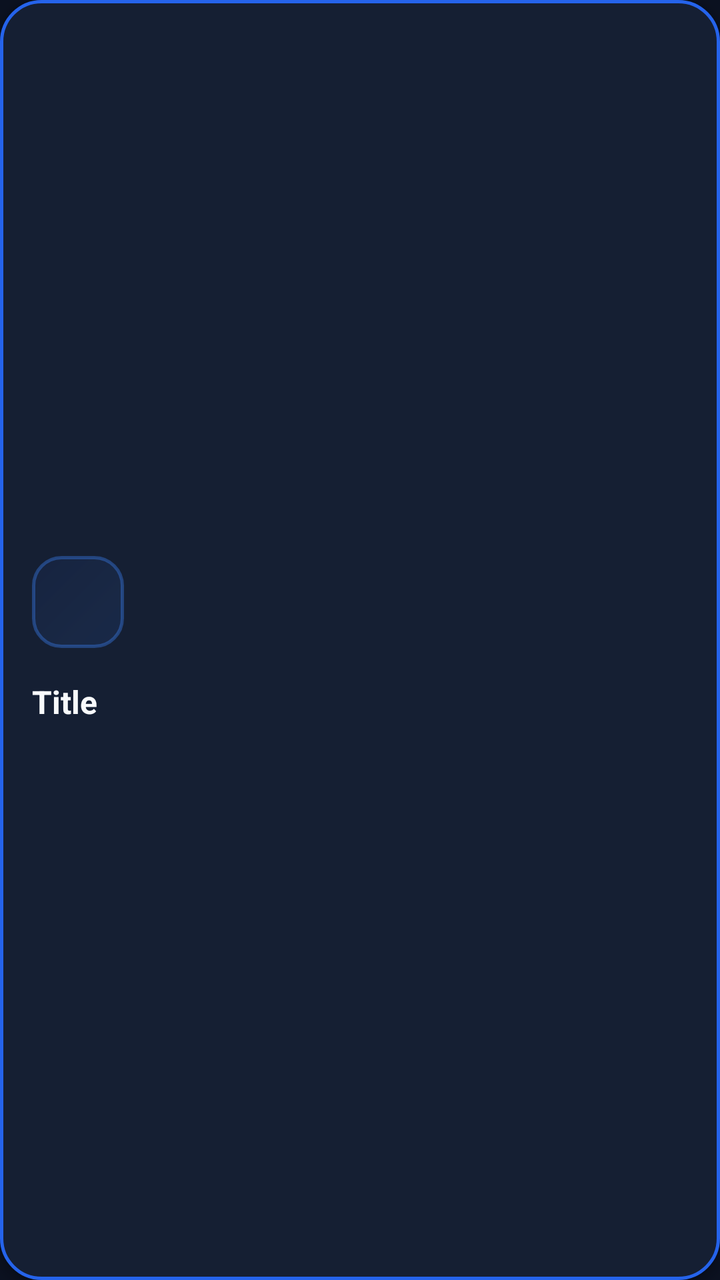
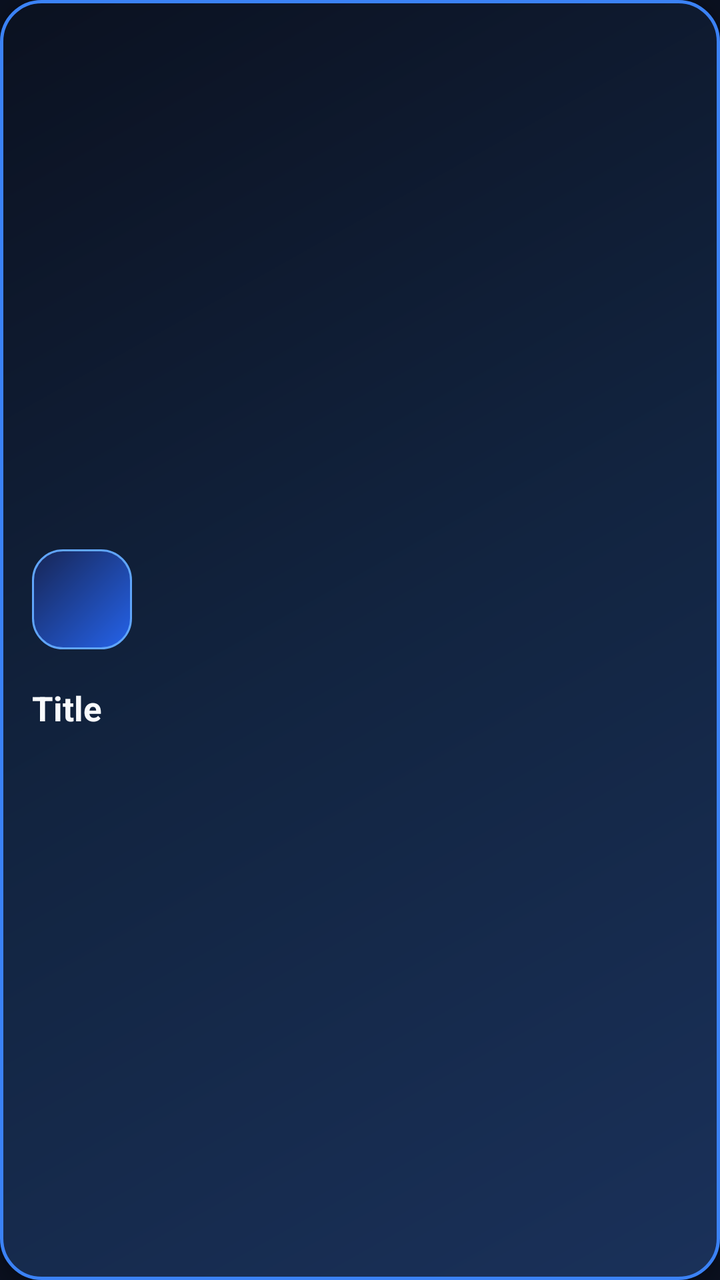

The first picture is an Android layout as it rendered before a commit; the second is the same layout after the commit. The layout source and the unified diff follow.
<!-- AndroidManifest.xml: application theme Theme.GymTrackerPro -->
<!-- res/layout/item_home_tile.xml -->
<?xml version="1.0" encoding="utf-8"?>
<LinearLayout xmlns:android="http://schemas.android.com/apk/res/android"
    xmlns:app="http://schemas.android.com/apk/res-auto"
    android:layout_width="0dp"
    android:layout_height="wrap_content"
    android:layout_weight="1"
    android:minHeight="135dp"
    android:orientation="vertical"
    android:gravity="center_vertical"
    android:background="@drawable/bg_home_tile_gold"
    android:padding="16dp"
    android:clickable="true"
    android:focusable="true"
    android:elevation="3dp">

    
    <ImageView
        android:id="@+id/imageTilePhoto"
        android:layout_width="1dp"
        android:layout_height="1dp"
        android:visibility="gone"
        android:contentDescription="@null" />

    
    <ImageView
        android:id="@+id/imageTileIcon"
        android:layout_width="46dp"
        android:layout_height="46dp"
        android:background="@drawable/bg_tile_icon"
        android:contentDescription="@null"
        android:padding="12dp"
        android:scaleType="fitCenter"
        app:tint="#60A5FA" />

    
    <TextView
        android:id="@+id/textTileTitle"
        android:layout_width="match_parent"
        android:layout_height="wrap_content"
        android:layout_marginTop="16dp"
        android:text="Title"
        android:textColor="#F8FAFC"
        android:textSize="16sp"
        android:textStyle="bold"
        android:maxLines="2"
        android:ellipsize="end" />

    
    <TextView
        android:id="@+id/textTileSubtitle"
        android:layout_width="match_parent"
        android:layout_height="wrap_content"
        android:visibility="gone"
        android:text="Subtitle" />

</LinearLayout>
<!-- resources referenced by this layout -->
<resources>
  <!-- drawable bg_home_tile_gold (drawable) -->
  <?xml version="1.0" encoding="utf-8"?>
  <shape xmlns:android="http://schemas.android.com/apk/res/android"
      android:shape="rectangle">
  
      <solid android:color="#151F33" />
  
      <stroke
          android:width="1.5dp"
          android:color="#2563EB" />
  
      <corners android:radius="20dp" />
  
  </shape>
  <!-- drawable bg_tile_icon (drawable) -->
  <?xml version="1.0" encoding="utf-8"?>
  <shape xmlns:android="http://schemas.android.com/apk/res/android"
      android:shape="rectangle">
  
      <gradient
          android:startColor="#1A3B82F6"
          android:endColor="#102563EB"
          android:angle="135" />
  
      <stroke
          android:width="1.5dp"
          android:color="#603B82F6" />
  
      <corners android:radius="14dp" />
  
  </shape>
  <style name="Theme.GymTrackerPro" parent="Base.Theme.GymTrackerPro" />
  <style name="Base.Theme.GymTrackerPro" parent="Theme.Material3.Dark.NoActionBar">
          <item name="colorPrimary">@color/gt_blue</item>
          <item name="colorSurface">@color/gt_surface</item>
          <item name="android:windowBackground">@color/gt_background</item>
  
          
          <item name="android:statusBarColor">@color/gt_background</item>
          <item name="android:navigationBarColor">@color/gt_background</item>
          <item name="android:windowLightStatusBar">false</item>
      </style>
  <color name="gt_blue">#60A5FA</color>
  <color name="gt_surface">#151F33</color>
  <color name="gt_background">#0B1120</color>
</resources>

<!-- the commit's change to res/layout/item_home_tile.xml (unified diff, before → after) -->
@@ -4,14 +4,14 @@
     android:layout_width="0dp"
     android:layout_height="wrap_content"
     android:layout_weight="1"
-    android:minHeight="135dp"
+    android:minHeight="155dp"
     android:orientation="vertical"
     android:gravity="center_vertical"
-    android:background="@drawable/bg_home_tile_gold"
+    android:background="@drawable/bg_home_tile_neon"
     android:padding="16dp"
     android:clickable="true"
     android:focusable="true"
-    android:elevation="3dp">
+    android:elevation="5dp">
 
     
     <ImageView
@@ -24,23 +24,23 @@
     
     <ImageView
         android:id="@+id/imageTileIcon"
-        android:layout_width="46dp"
-        android:layout_height="46dp"
-        android:background="@drawable/bg_tile_icon"
+        android:layout_width="50dp"
+        android:layout_height="50dp"
+        android:background="@drawable/bg_tile_icon_neon"
         android:contentDescription="@null"
         android:padding="12dp"
         android:scaleType="fitCenter"
-        app:tint="#60A5FA" />
+        app:tint="#FFFFFF" />
 
     
     <TextView
         android:id="@+id/textTileTitle"
         android:layout_width="match_parent"
         android:layout_height="wrap_content"
-        android:layout_marginTop="16dp"
+        android:layout_marginTop="18dp"
         android:text="Title"
         android:textColor="#F8FAFC"
-        android:textSize="16sp"
+        android:textSize="17sp"
         android:textStyle="bold"
         android:maxLines="2"
         android:ellipsize="end" />
<!-- resource entries referenced after the edit -->
@@ -1,34 +1,40 @@
 <!-- resources referenced by this layout -->
 <resources>
-  <!-- drawable bg_home_tile_gold (drawable) -->
+  <!-- drawable bg_home_tile_neon (drawable) -->
   <?xml version="1.0" encoding="utf-8"?>
   <shape xmlns:android="http://schemas.android.com/apk/res/android"
       android:shape="rectangle">
   
-      <solid android:color="#151F33" />
+      <corners android:radius="20dp" />
+  
+      <gradient
+          android:angle="135"
+          android:startColor="#1A315A"
+          android:centerColor="#122440"
+          android:endColor="#0B1120"
+          android:type="linear" />
   
       <stroke
           android:width="1.5dp"
-          android:color="#2563EB" />
-  
-      <corners android:radius="20dp" />
+          android:color="#3B82F6" />
   
   </shape>
-  <!-- drawable bg_tile_icon (drawable) -->
+  <!-- drawable bg_tile_icon_neon (drawable) -->
   <?xml version="1.0" encoding="utf-8"?>
   <shape xmlns:android="http://schemas.android.com/apk/res/android"
-      android:shape="rectangle">
+  android:shape="rectangle">
   
-      <gradient
-          android:startColor="#1A3B82F6"
-          android:endColor="#102563EB"
-          android:angle="135" />
+  <corners android:radius="15dp" />
   
-      <stroke
-          android:width="1.5dp"
-          android:color="#603B82F6" />
+  <gradient
+      android:angle="135"
+      android:startColor="#2563EB"
+      android:endColor="#172554"
+      android:type="linear" />
   
-      <corners android:radius="14dp" />
+  <stroke
+      android:width="1dp"
+      android:color="#60A5FA" />
   
   </shape>
   <style name="Theme.GymTrackerPro" parent="Base.Theme.GymTrackerPro" />
